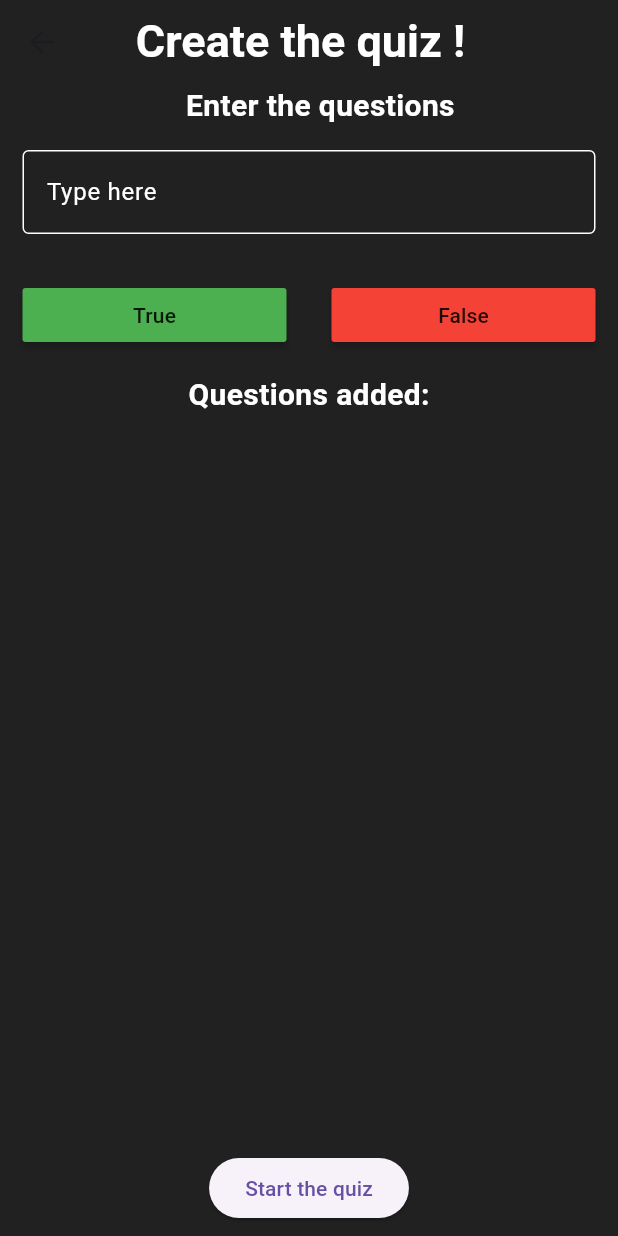
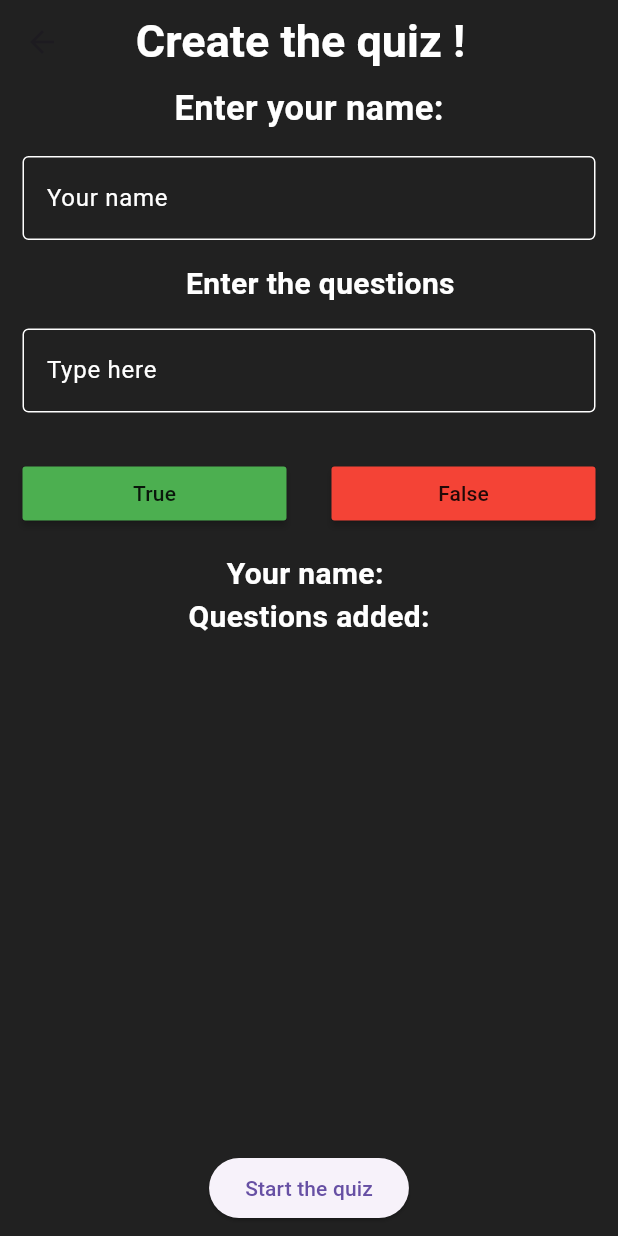
Before and after one commit to tienluan02/quizzler, a Flutter app: the CreateQuestion screen opened directly, on a phone screen of 412 x 824 dp. Run offline on Flutter 3.47's test engine with Material 3 defaults, Android fonts, the phone set to English and light mode, and no system bars.

Commit message:
create name for student

```diff
--- a/quizzlerapp/lib/main.dart
+++ b/quizzlerapp/lib/main.dart
@@ -1,6 +1,7 @@
 import 'package:flutter/cupertino.dart';
 import 'package:flutter/material.dart';
 import 'package:flutter/painting.dart';
+import 'package:flutter/widgets.dart';
 
 void main() {
   runApp(
@@ -116,8 +117,10 @@ class CreateQuestion extends StatefulWidget {
 
 class _CreateQuestionState extends State<CreateQuestion> {
   TextEditingController _questionController = TextEditingController();
+  TextEditingController _studentName = TextEditingController();
   List<String> questionstore = [];
   List<bool> answers = [];
+  String name = '';
 
   @override
   Widget build(BuildContext context) {
@@ -139,6 +142,38 @@ class _CreateQuestionState extends State<CreateQuestion> {
       body: Column(
         mainAxisAlignment: MainAxisAlignment.center,
         children: [
+          Padding(
+            padding: EdgeInsets.all(0),
+            child: Text(
+              'Enter your name:',
+              style: TextStyle(
+                fontSize: 23.0,
+                fontWeight: FontWeight.bold,
+                color: Colors.white,
+              ),),
+          ),
+          Padding(
+            padding: const EdgeInsets.all(15.0),
+            child: TextField(
+              controller: _studentName,
+              decoration: const InputDecoration(
+                labelText: 'Your name',
+                labelStyle: TextStyle(color: Colors.white),
+                enabledBorder: OutlineInputBorder(
+                  borderSide: BorderSide(color: Colors.white),
+                ),
+                focusedBorder: OutlineInputBorder(
+                  borderSide: BorderSide(color: Colors.blue),
+                ),
+              ),
+              style: const TextStyle(color: Colors.white),
+              onSubmitted: (String value) {
+                setState(() {
+                  name = value;
+                });
+              },
+            ),
+          ),
           const Padding(
             padding: EdgeInsets.only(left: 15.0),
             child: Expanded(
@@ -209,6 +244,14 @@ class _CreateQuestionState extends State<CreateQuestion> {
                 ),
               )),
             ],
+          ),
+          Text (
+            'Your name: ' + name,
+            style: TextStyle(
+              fontSize: 20,
+              fontWeight: FontWeight.bold,
+              color: Colors.white,
+            ),
           ),
           const Text(
             'Questions added:',
@@ -311,10 +354,10 @@ class _QuizPageState extends State<QuizPage> {
               children: [
                 Padding(
                   padding: const EdgeInsets.only(right: 8.0),
-                  child: Text('this is the point: $score',
+                  child: Text('your points: $score',
                       style: TextStyle(
                         fontWeight: FontWeight.bold,
-                        fontSize: 30,
+                        fontSize: 25,
                         color: Colors.white,
                       )),
                 ),
```
